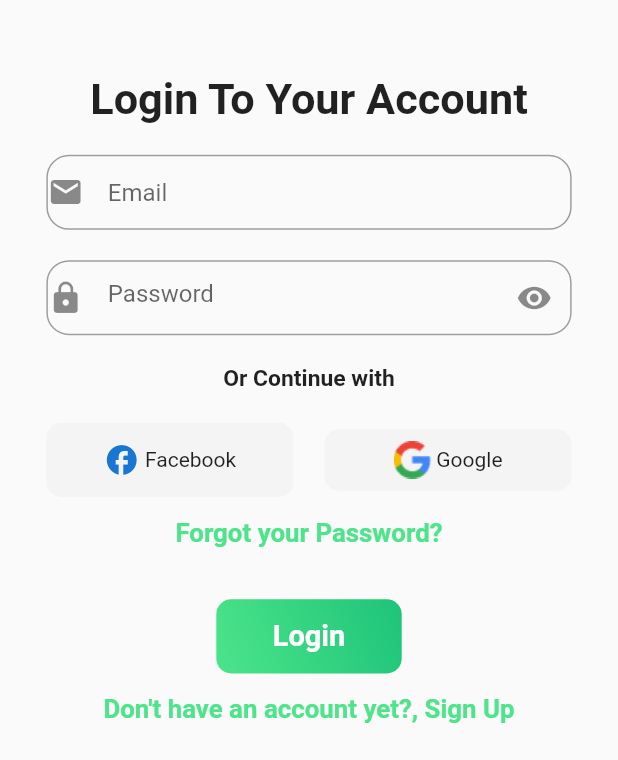
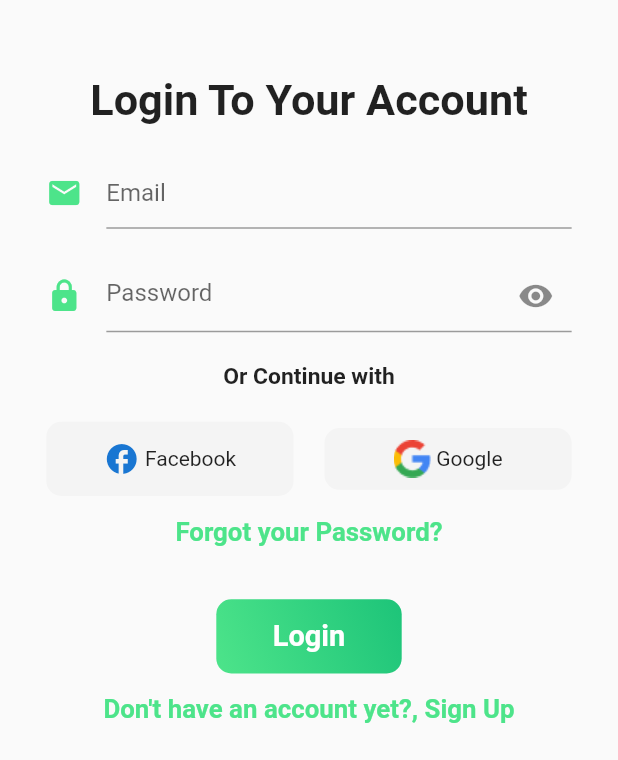
Before and after one commit to Ekojode/Kide_Masmas_food, a Flutter app: the screen it shows after launch, on a phone screen of 412 x 824 dp, the part 476-1236 px from its top. Run offline on Flutter 3.47's test engine with Material 2 defaults, Android fonts, the phone set to English and light mode, and no system bars; our stand-ins replace bottom_navy_bar, responsive_sizer, supabase; accounts and stored records are empty.

Commit message:
Improved Auth User Experience

```diff
--- a/lib/screens/auth_screen.dart
+++ b/lib/screens/auth_screen.dart
@@ -29,10 +29,14 @@ class _AuthScreenState extends State<AuthScreen> {
   bool _isLoading = false;
   final TextEditingController _passwordControl = TextEditingController();
   final Map<String, String> userAuth = {"userEmail": "", "userPassword": ""};
+  final _passwordFocusNode = FocusNode();
+  final _passwordConfirmFocusNode = FocusNode();
 
   @override
   void dispose() {
     _passwordControl.dispose();
+    _passwordFocusNode.dispose();
+    _passwordConfirmFocusNode.dispose();
     super.dispose();
   }
 
@@ -114,8 +118,9 @@ class _AuthScreenState extends State<AuthScreen> {
                         ),
                         Container(
                           decoration: BoxDecoration(
-                              borderRadius: BorderRadius.circular(15),
-                              border: Border.all(color: Colors.grey)),
+                            borderRadius: BorderRadius.circular(15),
+                            //   border: Border.all(color: greenColor1),
+                          ),
                           child: TextFormField(
                             onSaved: (newValue) {
                               userAuth["userEmail"] = newValue!;
@@ -131,22 +136,32 @@ class _AuthScreenState extends State<AuthScreen> {
                               }
                               return null;
                             },
+                            textInputAction: TextInputAction.next,
+                            onFieldSubmitted: (_) {
+                              FocusScope.of(context)
+                                  .requestFocus(_passwordFocusNode);
+                            },
                             decoration: const InputDecoration(
+                                //      enabledBorder: OutlineInputBorder(),
                                 hintText: "Email",
-                                border: InputBorder.none,
-                                icon: Icon(Icons.mail)),
+                                //     border: InputBorder.none,
+                                icon: Icon(
+                                  Icons.mail,
+                                  color: greenColor1,
+                                )),
                           ),
                         ),
                         Container(
                           decoration: BoxDecoration(
-                              borderRadius: BorderRadius.circular(15),
-                              border: Border.all(color: Colors.grey)),
+                            borderRadius: BorderRadius.circular(15),
+                          ),
                           child: TextFormField(
                             onSaved: ((newValue) {
                               userAuth["userPassword"] = newValue!;
                             }),
                             controller: _passwordControl,
                             obscureText: _passwordObscure,
+                            focusNode: _passwordFocusNode,
                             validator: (value) {
                               if (value == null || value.isEmpty) {
                                 return "Please enter a password";
@@ -156,10 +171,22 @@ class _AuthScreenState extends State<AuthScreen> {
                               }
                               return null;
                             },
+                            textInputAction: authMode == AuthMode.signIn
+                                ? TextInputAction.done
+                                : TextInputAction.next,
+                            onFieldSubmitted: authMode == AuthMode.signIn
+                                ? null
+                                : (_) {
+                                    FocusScope.of(context).requestFocus(
+                                        _passwordConfirmFocusNode);
+                                  },
                             decoration: InputDecoration(
                               hintText: "Password",
-                              border: InputBorder.none,
-                              icon: const Icon(Icons.lock),
+                              //    border: InputBorder.none,
+                              icon: const Icon(
+                                Icons.lock,
+                                color: greenColor1,
+                              ),
                               suffixIcon: IconButton(
                                 onPressed: () {
                                   if (_passwordObscure) {
@@ -188,8 +215,8 @@ class _AuthScreenState extends State<AuthScreen> {
                               )
                             : Container(
                                 decoration: BoxDecoration(
-                                    borderRadius: BorderRadius.circular(15),
-                                    border: Border.all(color: Colors.grey)),
+                                  borderRadius: BorderRadius.circular(15),
+                                ),
                                 child: TextFormField(
                                   obscureText: _passwordConfirm,
                                   validator: (value) {
@@ -199,10 +226,13 @@ class _AuthScreenState extends State<AuthScreen> {
                                     }
                                     return null;
                                   },
+                                  textInputAction: TextInputAction.done,
+                                  focusNode: _passwordConfirmFocusNode,
                                   decoration: InputDecoration(
                                     hintText: "Confirm Password",
-                                    border: InputBorder.none,
-                                    icon: const Icon(Icons.lock),
+                                    //     border: InputBorder.none,
+                                    icon: const Icon(Icons.lock,
+                                        color: greenColor1),
                                     suffixIcon: IconButton(
                                       onPressed: () {
                                         if (_passwordConfirm) {
```
